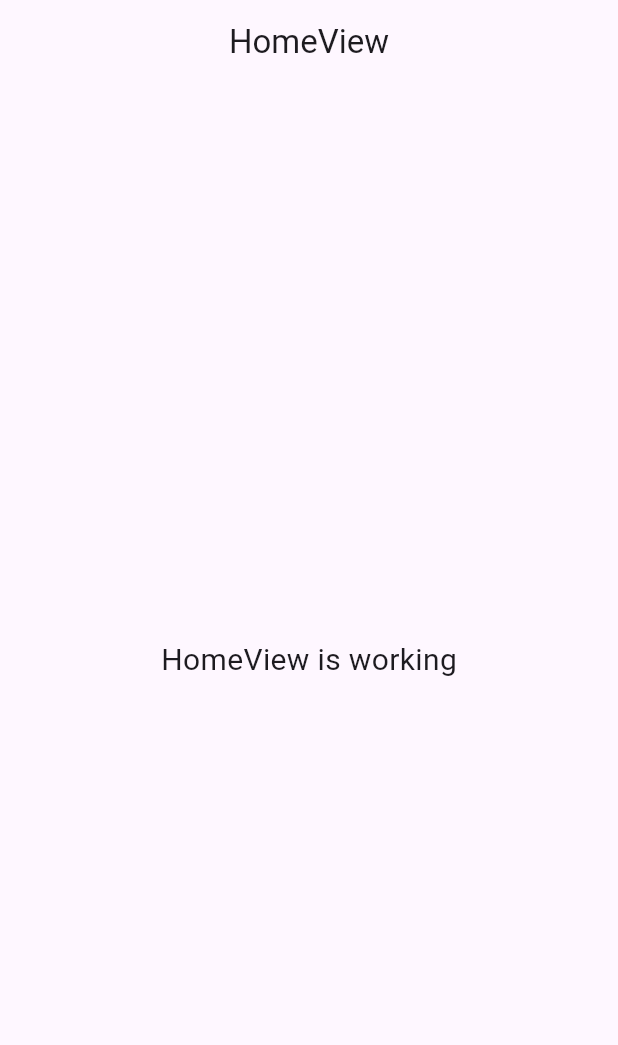
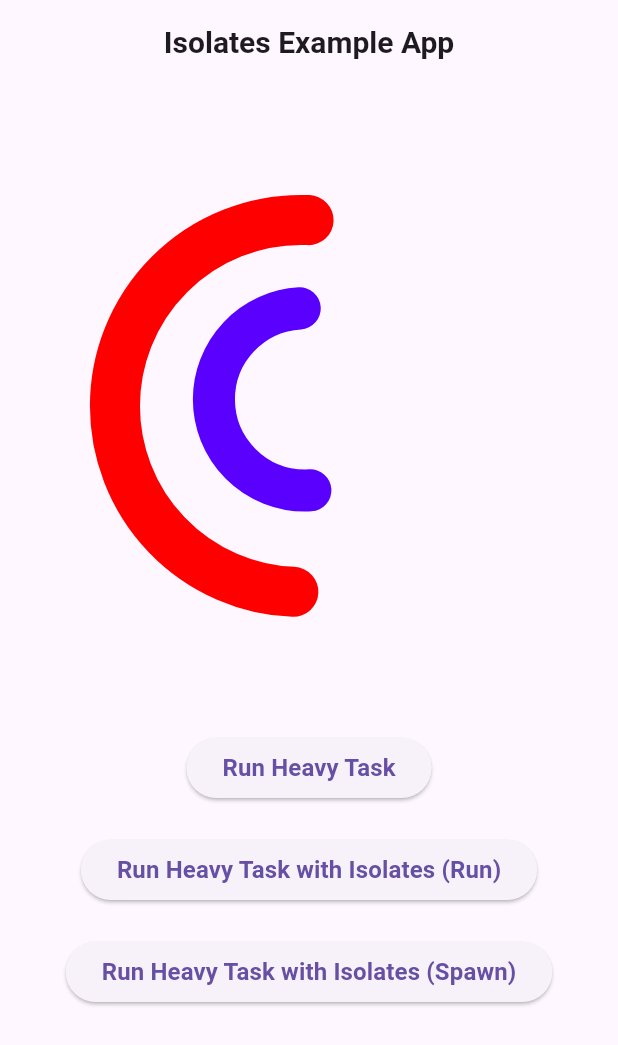
Before and after one commit to Sanoj-Raja/isolate_ex, a Flutter app: the screen it shows after launch, on a phone screen of 412 x 824 dp. Shown: the top 1045 px of the screen. Run offline on Flutter 3.47's test engine with Material 3 defaults, Android fonts, the phone set to English and light mode, and no system bars; our stand-ins replace get, lottie.

Commit message:
Created isolates for heavy tasks.

```diff
--- a/lib/app/modules/home/controllers/home_controller.dart
+++ b/lib/app/modules/home/controllers/home_controller.dart
@@ -1,23 +1,55 @@
+import 'dart:isolate';
 import 'package:get/get.dart';
+import 'package:flutter/material.dart';
 
 class HomeController extends GetxController {
-  //TODO: Implement HomeController
-
-  final count = 0.obs;
-  @override
-  void onInit() {
-    super.onInit();
+  void computeHeavyTask() {
+    _heavyTask(HeavyTaskExecutionType.withoutAnyIsolates);
   }
 
-  @override
-  void onReady() {
-    super.onReady();
+  Future<void> computeHeavyTaskWithIsolatesRunMethod() async {
+    await Isolate.run(
+      () {
+        _heavyTask(HeavyTaskExecutionType.withIsolatesRunMethod);
+      },
+    );
   }
 
-  @override
-  void onClose() {
-    super.onClose();
+  Future<void> computeHeavyTaskWithIsolatesSpawnMethod() async {
+    final port = ReceivePort();
+    await Isolate.spawn<SendPort>(
+      (sendPort) {
+        _heavyTask(
+          HeavyTaskExecutionType.withIsolatesSpawnMethod,
+          sendPort: sendPort,
+        );
+      },
+      port.sendPort,
+    );
+
+    port.listen(
+      (message) {
+        debugPrint('How heavy task executed ---> $message');
+      },
+    );
   }
 
-  void increment() => count.value++;
+  void _heavyTask(HeavyTaskExecutionType executionType, {SendPort? sendPort}) {
+    for (int i = 0; i < 10000000000; i++) {}
+    executionType == HeavyTaskExecutionType.withIsolatesRunMethod
+        ? debugPrint('Heavy task completed with isolates run method.')
+        : executionType == HeavyTaskExecutionType.withIsolatesSpawnMethod
+            ? debugPrint('Heavy task completed with isolates spawn method.')
+            : debugPrint('Heavy task completed without any isolates.');
+
+    if (sendPort != null) {
+      sendPort.send('Heavy task completed with isolates spawn method.');
+    }
+  }
 }
+
+enum HeavyTaskExecutionType {
+  withoutAnyIsolates,
+  withIsolatesRunMethod,
+  withIsolatesSpawnMethod,
+}
--- a/lib/app/modules/home/views/home_view.dart
+++ b/lib/app/modules/home/views/home_view.dart
@@ -1,22 +1,62 @@
+import 'package:get/get.dart';
+import 'package:lottie/lottie.dart';
 import 'package:flutter/material.dart';
-
-import 'package:get/get.dart';
-
 import '../controllers/home_controller.dart';
 
 class HomeView extends GetView<HomeController> {
-  const HomeView({Key? key}) : super(key: key);
+  const HomeView({super.key});
+
   @override
   Widget build(BuildContext context) {
     return Scaffold(
       appBar: AppBar(
-        title: const Text('HomeView'),
+        title: const Text(
+          'Isolates Example App',
+          style: TextStyle(
+            fontSize: 20,
+            fontWeight: FontWeight.w700,
+          ),
+        ),
         centerTitle: true,
       ),
-      body: const Center(
-        child: Text(
-          'HomeView is working',
-          style: TextStyle(fontSize: 20),
+      body: SafeArea(
+        child: Column(
+          children: [
+            Lottie.asset('assets/loading.json'),
+            const SizedBox(height: 20),
+            ElevatedButton(
+              onPressed: controller.computeHeavyTask,
+              child: const Text(
+                'Run Heavy Task',
+                style: TextStyle(
+                  fontSize: 16,
+                  fontWeight: FontWeight.w700,
+                ),
+              ),
+            ),
+            const SizedBox(height: 20),
+            ElevatedButton(
+              onPressed: controller.computeHeavyTaskWithIsolatesRunMethod,
+              child: const Text(
+                'Run Heavy Task with Isolates (Run)',
+                style: TextStyle(
+                  fontSize: 16,
+                  fontWeight: FontWeight.w700,
+                ),
+              ),
+            ),
+            const SizedBox(height: 20),
+            ElevatedButton(
+              onPressed: controller.computeHeavyTaskWithIsolatesSpawnMethod,
+              child: const Text(
+                'Run Heavy Task with Isolates (Spawn)',
+                style: TextStyle(
+                  fontSize: 16,
+                  fontWeight: FontWeight.w700,
+                ),
+              ),
+            )
+          ],
         ),
       ),
     );
```
